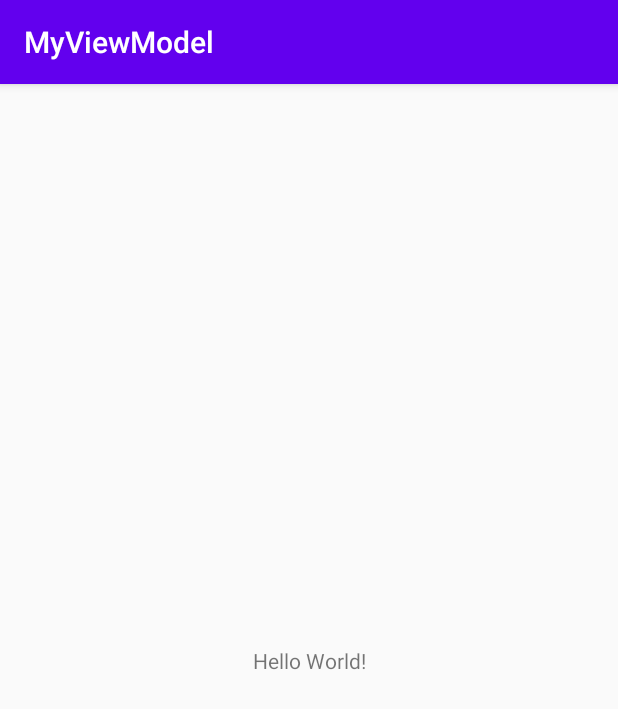
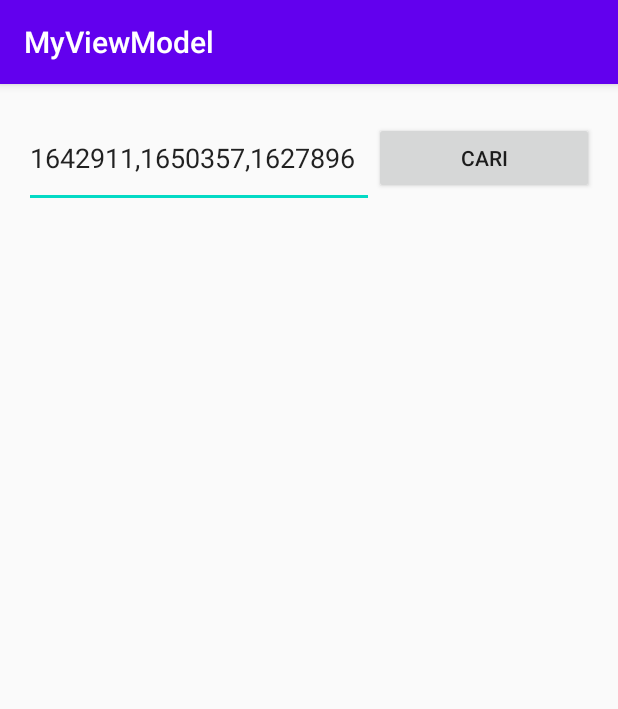
Before and after one commit to willshuffy/MyViewModel, an Android app: the screen it shows after launch (MainActivity), on a phone screen of 412 x 824 dp. Shown: the top 709 px of the screen. Run offline under Robolectric (Android 15) with nearby library versions, the phone set to English and light mode, and no system bars.

Commit message:
Adding Library and Setup Layout

```diff
--- a/app/build.gradle
+++ b/app/build.gradle
@@ -34,4 +34,10 @@ dependencies {
     testImplementation 'junit:junit:4.12'
     androidTestImplementation 'androidx.test.ext:junit:1.1.2'
     androidTestImplementation 'androidx.test.espresso:espresso-core:3.3.0'
+
+    implementation 'androidx.lifecycle:lifecycle-extensions:2.2.0'
+    annotationProcessor 'androidx.lifecycle:lifecycle-compiler:2.2.0'
+
+    implementation 'com.loopj.android:android-async-http:1.4.9'
+    implementation 'androidx.recyclerview:recyclerview:1.1.0'
 }
--- a/app/src/main/AndroidManifest.xml
+++ b/app/src/main/AndroidManifest.xml
@@ -1,6 +1,8 @@
 <?xml version="1.0" encoding="utf-8"?>
 <manifest xmlns:android="http://schemas.android.com/apk/res/android"
     package="com.willshuffyproject.myviewmodel">
+
+    <uses-permission android:name="android.permission.INTERNET" />
 
     <application
         android:allowBackup="true"
--- a/app/src/main/res/layout/activity_main.xml
+++ b/app/src/main/res/layout/activity_main.xml
@@ -1,18 +1,45 @@
 <?xml version="1.0" encoding="utf-8"?>
-<androidx.constraintlayout.widget.ConstraintLayout xmlns:android="http://schemas.android.com/apk/res/android"
-    xmlns:app="http://schemas.android.com/apk/res-auto"
+<RelativeLayout xmlns:android="http://schemas.android.com/apk/res/android"
     xmlns:tools="http://schemas.android.com/tools"
     android:layout_width="match_parent"
     android:layout_height="match_parent"
+    android:padding="16dp"
     tools:context=".MainActivity">
 
-    <TextView
+    <ProgressBar
+        android:id="@+id/progressBar"
+        style="?android:attr/progressBarStyle"
         android:layout_width="wrap_content"
         android:layout_height="wrap_content"
-        android:text="Hello World!"
-        app:layout_constraintBottom_toBottomOf="parent"
-        app:layout_constraintLeft_toLeftOf="parent"
-        app:layout_constraintRight_toRightOf="parent"
-        app:layout_constraintTop_toTopOf="parent" />
+        android:layout_centerHorizontal="true"
+        android:layout_centerVertical="true"
+        android:visibility="gone"/>
+    <LinearLayout
+        android:id="@+id/inputText"
+        android:layout_width="match_parent"
+        android:layout_height="wrap_content"
+        android:gravity="center"
+        android:orientation="horizontal"
+        android:weightSum="1">
+        <EditText
+            android:id="@+id/editCity"
+            android:layout_width="0dp"
+            android:layout_height="wrap_content"
+            android:layout_weight="0.8"
+            android:hint="@string/insert_city"
+            android:text="@string/id_jakarta_bandung_semarang" />
+        <Button
+            android:id="@+id/btnCity"
+            android:layout_width="wrap_content"
+            android:layout_height="wrap_content"
+            android:layout_weight="0.2"
+            android:text="@string/search" />
+    </LinearLayout>
+    <androidx.recyclerview.widget.RecyclerView
+        android:id="@+id/recyclerView"
+        android:layout_width="match_parent"
+        android:layout_height="match_parent"
+        android:layout_below="@+id/inputText"
+        android:layout_marginTop="1dp" />
 
-</androidx.constraintlayout.widget.ConstraintLayout>
+</RelativeLayout>
--- a/app/src/main/res/values/strings.xml
+++ b/app/src/main/res/values/strings.xml
@@ -1,3 +1,10 @@
 <resources>
     <string name="app_name">MyViewModel</string>
+
+    <string name="description">Deskripsi</string>
+    <string name="temperature">Temperatur</string>
+    <string name="name">Nama Kota</string>
+    <string name="insert_city">Masukkan id kota misal Jakarta = 1642911</string>
+    <string name="search">Cari</string>
+    <string name="id_jakarta_bandung_semarang">1642911,1650357,1627896</string>
 </resources>
```
Also changed, not shown: app/src/main/res/layout/weather_items.xml (added, +30 -0 lines).
